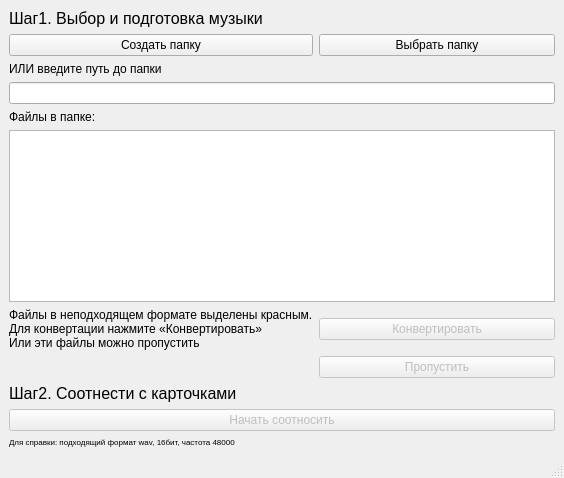
Old version of the form main.ui in the repository ungverd/ShadowGardenPyqt.
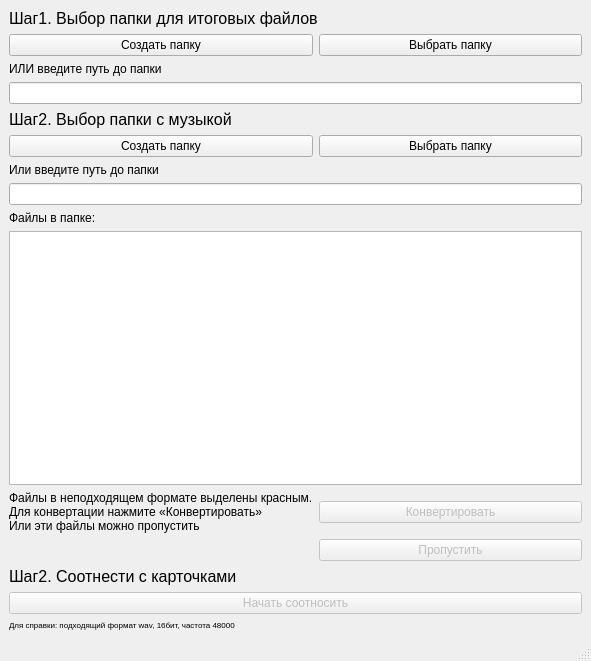
New version of the form.

Commit message: second folder selection added to design

```diff
--- a/main.ui
+++ b/main.ui
@@ -6,8 +6,8 @@
    <rect>
     <x>0</x>
     <y>0</y>
-    <width>564</width>
-    <height>478</height>
+    <width>591</width>
+    <height>661</height>
    </rect>
   </property>
   <property name="windowTitle">
@@ -44,12 +44,57 @@
        </font>
       </property>
       <property name="text">
-       <string>Шаг1. Выбор и подготовка музыки</string>
+       <string>Шаг1. Выбор папки для итоговых файлов</string>
       </property>
      </widget>
     </item>
-    <item row="11" column="1" colspan="2">
-     <widget class="QLabel" name="label_5">
+    <item row="5" column="1">
+     <widget class="QPushButton" name="BtnCreate2">
+      <property name="text">
+       <string>Создать папку</string>
+      </property>
+     </widget>
+    </item>
+    <item row="13" column="1">
+     <widget class="QLabel" name="LblStep3">
+      <property name="font">
+       <font>
+        <pointsize>12</pointsize>
+       </font>
+      </property>
+      <property name="text">
+       <string>Шаг2. Соотнести с карточками</string>
+      </property>
+     </widget>
+    </item>
+    <item row="6" column="1">
+     <widget class="QLabel" name="LblPath2">
+      <property name="text">
+       <string>Или введите путь до папки</string>
+      </property>
+     </widget>
+    </item>
+    <item row="4" column="1">
+     <widget class="QLabel" name="LblStep2">
+      <property name="font">
+       <font>
+        <pointsize>12</pointsize>
+       </font>
+      </property>
+      <property name="text">
+       <string>Шаг2. Выбор папки с музыкой</string>
+      </property>
+     </widget>
+    </item>
+    <item row="5" column="2">
+     <widget class="QPushButton" name="BtnChoose2">
+      <property name="text">
+       <string>Выбрать папку</string>
+      </property>
+     </widget>
+    </item>
+    <item row="15" column="1" colspan="2">
+     <widget class="QLabel" name="LblFormat">
       <property name="font">
        <font>
         <pointsize>6</pointsize>
@@ -60,15 +105,15 @@
       </property>
      </widget>
     </item>
-    <item row="4" column="1">
-     <widget class="QLabel" name="label_3">
+    <item row="8" column="1">
+     <widget class="QLabel" name="LblFiles">
       <property name="text">
        <string>Файлы в папке:</string>
       </property>
      </widget>
     </item>
-    <item row="8" column="2">
-     <widget class="QPushButton" name="pushButton_4">
+    <item row="12" column="2">
+     <widget class="QPushButton" name="BtnSkip">
       <property name="enabled">
        <bool>false</bool>
       </property>
@@ -77,8 +122,8 @@
       </property>
      </widget>
     </item>
-    <item row="7" column="1">
-     <widget class="QLabel" name="label_4">
+    <item row="11" column="1">
+     <widget class="QLabel" name="LblHelp">
       <property name="text">
        <string>Файлы в неподходящем формате выделены красным. 
 Для конвертации нажмите «Конвертировать»
@@ -86,8 +131,8 @@
       </property>
      </widget>
     </item>
-    <item row="10" column="1" colspan="2">
-     <widget class="QPushButton" name="pushButton_5">
+    <item row="14" column="1" colspan="2">
+     <widget class="QPushButton" name="BtnCards">
       <property name="enabled">
        <bool>false</bool>
       </property>
@@ -96,8 +141,8 @@
       </property>
      </widget>
     </item>
-    <item row="7" column="2">
-     <widget class="QPushButton" name="pushButton_3">
+    <item row="11" column="2">
+     <widget class="QPushButton" name="BtnConvert">
       <property name="enabled">
        <bool>false</bool>
       </property>
@@ -109,20 +154,11 @@
     <item row="3" column="1" colspan="2">
      <widget class="QLineEdit" name="lineEdit"/>
     </item>
-    <item row="6" column="1" colspan="2">
-     <widget class="QListView" name="listView"/>
+    <item row="10" column="1" colspan="2">
+     <widget class="QListView" name="LstFiles"/>
     </item>
-    <item row="9" column="1">
-     <widget class="QLabel" name="label_6">
-      <property name="font">
-       <font>
-        <pointsize>12</pointsize>
-       </font>
-      </property>
-      <property name="text">
-       <string>Шаг2. Соотнести с карточками</string>
-      </property>
-     </widget>
+    <item row="7" column="1" colspan="2">
+     <widget class="QLineEdit" name="LinePath2"/>
     </item>
    </layout>
   </widget>
```
Left out of the diff: 12 changed lines with no effect on the pictures.
